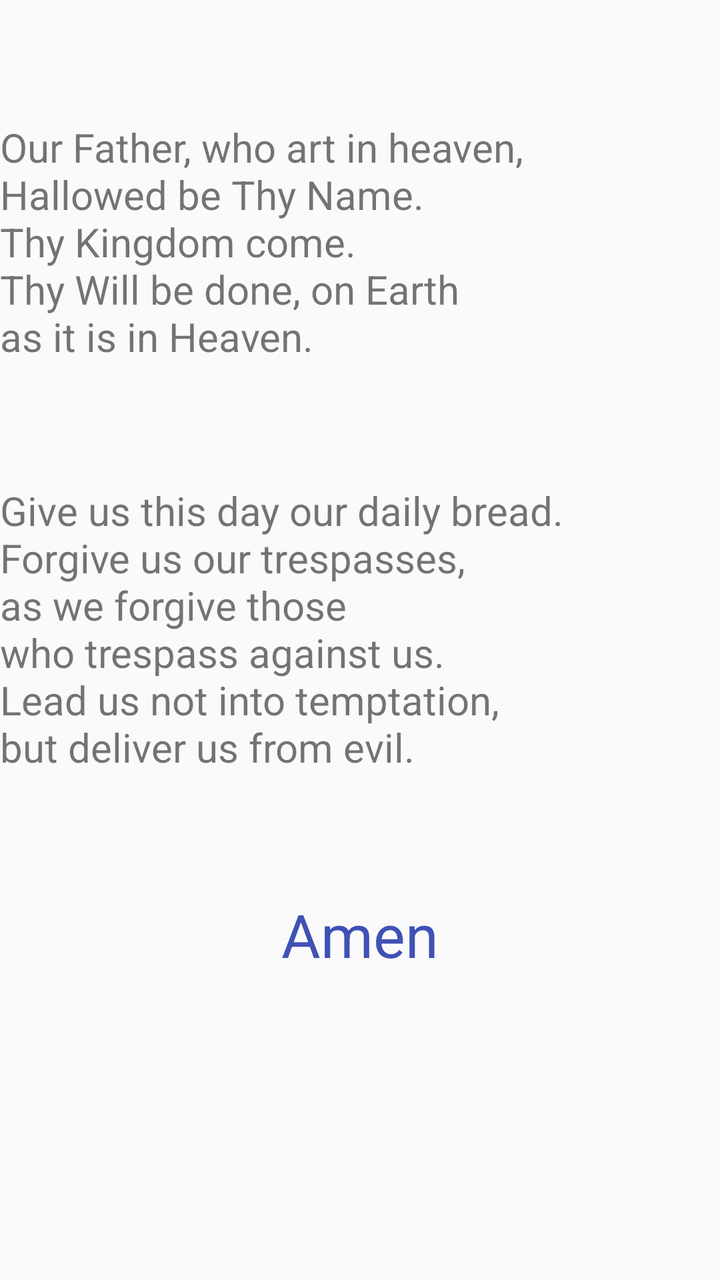
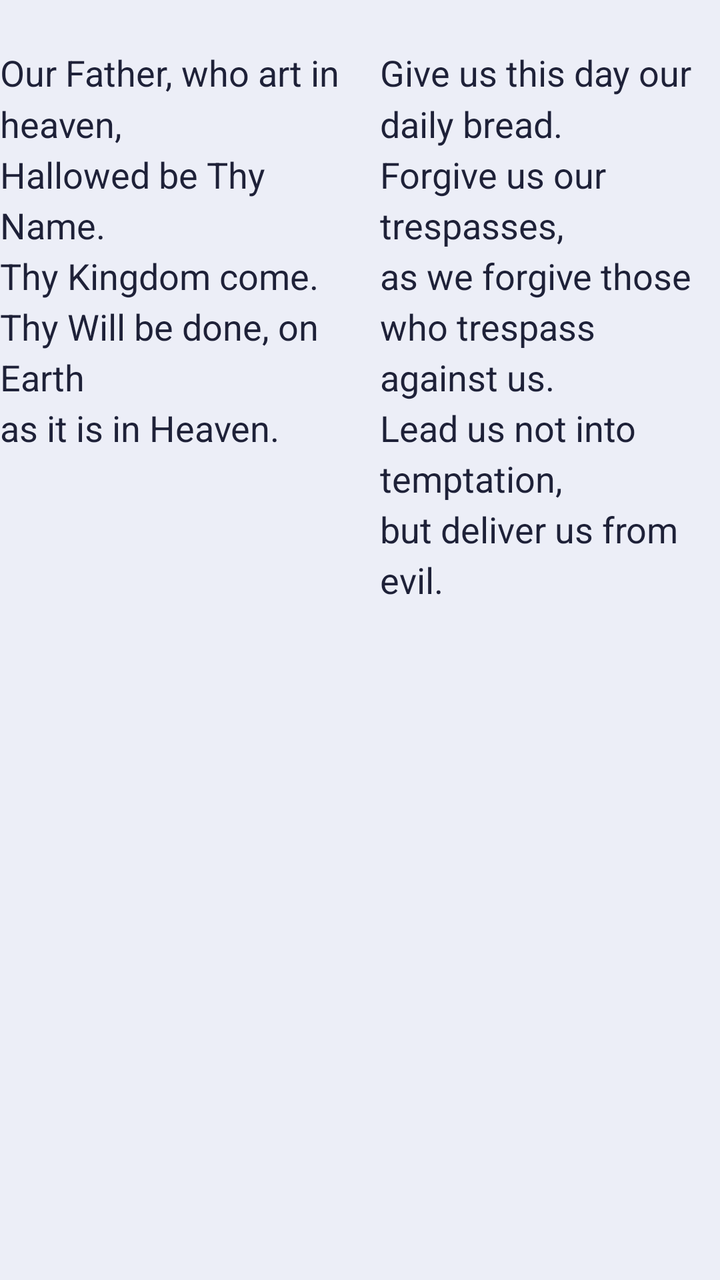

Before-and-after screenshots of an Android layout around one commit, followed by the original layout XML and the change that was made.
<!-- AndroidManifest.xml: application theme AppTheme -->
<!-- res/layout/include_body_our_father.xml -->
<?xml version="1.0" encoding="utf-8"?>
<RelativeLayout xmlns:android="http://schemas.android.com/apk/res/android"
    android:layout_width="match_parent"
    android:layout_height="wrap_content"
    android:layout_marginLeft="@dimen/margin_20"
    android:layout_marginRight="@dimen/margin_20"
    android:paddingTop="@dimen/margin_60"
    android:paddingBottom="@dimen/margin_40">

    <TextView
        android:id="@+id/txt_our_father_1"
        android:layout_width="wrap_content"
        android:layout_height="wrap_content"
        android:layout_alignParentStart="true"
        android:text="@string/txt_our_father_1"
        android:textSize="@dimen/text_size_20" />

    <TextView
        android:id="@+id/txt_our_father_2"
        android:layout_width="wrap_content"
        android:layout_height="wrap_content"
        android:layout_below="@+id/txt_our_father_1"
        android:paddingTop="@dimen/margin_60"
        android:text="@string/txt_our_father_2"
        android:textSize="@dimen/text_size_20" />

    <TextView
        android:id="@+id/lbl_amen"
        android:layout_width="wrap_content"
        android:layout_height="wrap_content"
        android:layout_below="@+id/txt_our_father_2"
        android:layout_centerHorizontal="true"
        android:paddingTop="@dimen/margin_60"
        android:text="@string/txt_amen"
        android:textColor="@color/colorPrimary"
        android:textSize="@dimen/text_size_30" />
</RelativeLayout>
<!-- resources referenced by this layout -->
<resources>
  <color name="colorPrimary">#3F51B5</color>
  <dimen name="margin_20">20sp</dimen>
  <dimen name="margin_40">40sp</dimen>
  <dimen name="margin_60">60sp</dimen>
  <dimen name="text_size_20">20sp</dimen>
  <dimen name="text_size_30">30sp</dimen>
  <string name="txt_amen">Amen</string>
  <string name="txt_our_father_1">
          Our Father, who art in heaven,\nHallowed be Thy Name.\nThy Kingdom come.\nThy Will be done, on Earth\nas it is in Heaven.
      </string>
  <string name="txt_our_father_2">
          Give us this day our daily bread.\nForgive us our trespasses,\nas we forgive those\nwho trespass against us.\nLead us not into temptation,\nbut deliver us from evil.
      </string>
  <style name="AppTheme" parent="Theme.AppCompat.Light.DarkActionBar">
          
          <item name="colorPrimary">@color/colorPrimary</item>
          <item name="colorPrimaryDark">@color/colorPrimaryDark</item>
          <item name="colorAccent">@color/colorAccent</item>
      </style>
  <color name="colorPrimaryDark">#303F9F</color>
  <color name="colorAccent">#FF4081</color>
</resources>

<!-- the commit's change to res/layout/include_body_our_father.xml (unified diff, before → after) -->
@@ -4,34 +4,42 @@
     android:layout_height="wrap_content"
     android:layout_marginLeft="@dimen/margin_20"
     android:layout_marginRight="@dimen/margin_20"
-    android:paddingTop="@dimen/margin_60"
-    android:paddingBottom="@dimen/margin_40">
+    android:paddingTop="@dimen/margin_25"
+    android:paddingBottom="@dimen/margin_25">
 
-    <TextView
-        android:id="@+id/txt_our_father_1"
-        android:layout_width="wrap_content"
-        android:layout_height="wrap_content"
-        android:layout_alignParentStart="true"
-        android:text="@string/txt_our_father_1"
-        android:textSize="@dimen/text_size_20" />
+    <LinearLayout
+        android:id="@+id/lyt_our_father"
+        android:layout_width="match_parent"
+        android:layout_height="match_parent"
+        android:weightSum="2">
 
-    <TextView
-        android:id="@+id/txt_our_father_2"
-        android:layout_width="wrap_content"
-        android:layout_height="wrap_content"
-        android:layout_below="@+id/txt_our_father_1"
-        android:paddingTop="@dimen/margin_60"
-        android:text="@string/txt_our_father_2"
-        android:textSize="@dimen/text_size_20" />
+        <TextView
+            android:id="@+id/txt_our_father_1"
+            android:layout_width="match_parent"
+            android:layout_height="wrap_content"
+            android:layout_marginEnd="@dimen/margin_10"
+            android:layout_weight="1"
+            android:text="@string/txt_our_father_1"
+            android:textSize="@dimen/text_size_18" />
+
+        <TextView
+            android:id="@+id/txt_our_father_2"
+            android:layout_width="match_parent"
+            android:layout_height="wrap_content"
+            android:layout_marginStart="@dimen/margin_10"
+            android:layout_weight="1"
+            android:text="@string/txt_our_father_2"
+            android:textSize="@dimen/text_size_18" />
+    </LinearLayout>
 
     <TextView
         android:id="@+id/lbl_amen"
         android:layout_width="wrap_content"
         android:layout_height="wrap_content"
-        android:layout_below="@+id/txt_our_father_2"
-        android:layout_centerHorizontal="true"
-        android:paddingTop="@dimen/margin_60"
+        android:layout_below="@+id/lyt_our_father"
+        android:layout_alignParentEnd="true"
+        android:paddingTop="@dimen/margin_20"
         android:text="@string/txt_amen"
         android:textColor="@color/colorPrimary"
-        android:textSize="@dimen/text_size_30" />
+        android:textSize="@dimen/text_size_25" />
 </RelativeLayout>
<!-- resource entries referenced after the edit -->
@@ -1,11 +1,11 @@
 <!-- resources referenced by this layout -->
 <resources>
   <color name="colorPrimary">#3F51B5</color>
-  <dimen name="margin_20">20sp</dimen>
-  <dimen name="margin_40">40sp</dimen>
-  <dimen name="margin_60">60sp</dimen>
-  <dimen name="text_size_20">20sp</dimen>
-  <dimen name="text_size_30">30sp</dimen>
+  <dimen name="margin_10">10dp</dimen>
+  <dimen name="margin_20">20dp</dimen>
+  <dimen name="margin_25">24dp</dimen>
+  <dimen name="text_size_18">18sp</dimen>
+  <dimen name="text_size_25">26sp</dimen>
   <string name="txt_amen">Amen</string>
   <string name="txt_our_father_1">
           Our Father, who art in heaven,\nHallowed be Thy Name.\nThy Kingdom come.\nThy Will be done, on Earth\nas it is in Heaven.
@@ -13,13 +13,21 @@
   <string name="txt_our_father_2">
           Give us this day our daily bread.\nForgive us our trespasses,\nas we forgive those\nwho trespass against us.\nLead us not into temptation,\nbut deliver us from evil.
       </string>
-  <style name="AppTheme" parent="Theme.AppCompat.Light.DarkActionBar">
-          
+  <style name="AppTheme" parent="Theme.MaterialComponents.Light.DarkActionBar.Bridge">
           <item name="colorPrimary">@color/colorPrimary</item>
           <item name="colorPrimaryDark">@color/colorPrimaryDark</item>
           <item name="colorAccent">@color/colorAccent</item>
+          <item name="android:windowBackground">@color/colorBackground</item>
+          <item name="android:textViewStyle">@style/AppTextView</item>
+          
       </style>
-  <color name="colorPrimaryDark">#303F9F</color>
-  <color name="colorAccent">#FF4081</color>
+  <color name="colorPrimaryDark">#2C3D8E</color>
+  <color name="colorAccent">#D4A85A</color>
+  <color name="colorBackground">#ECEEF7</color>
+  <style name="AppTextView" parent="@android:style/Widget.TextView">
+          <item name="android:textColor">@color/colorOnSurface</item>
+          <item name="android:lineSpacingMultiplier">1.2</item>
+      </style>
+  <color name="colorOnSurface">#1E2138</color>
 </resources>
 
